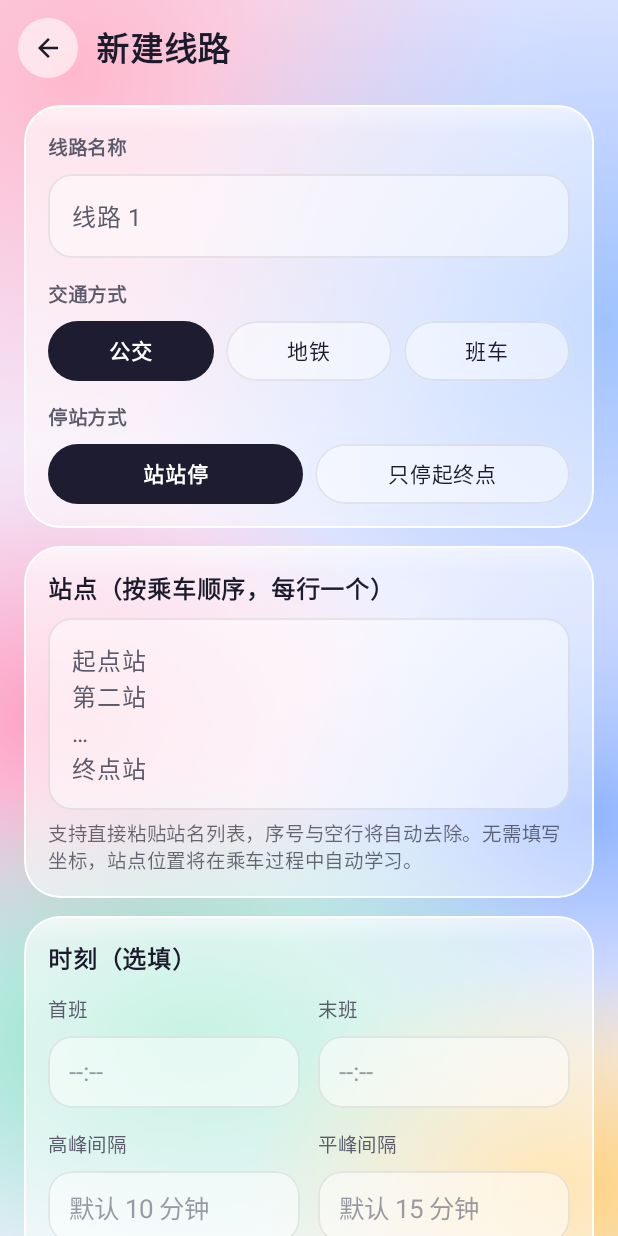
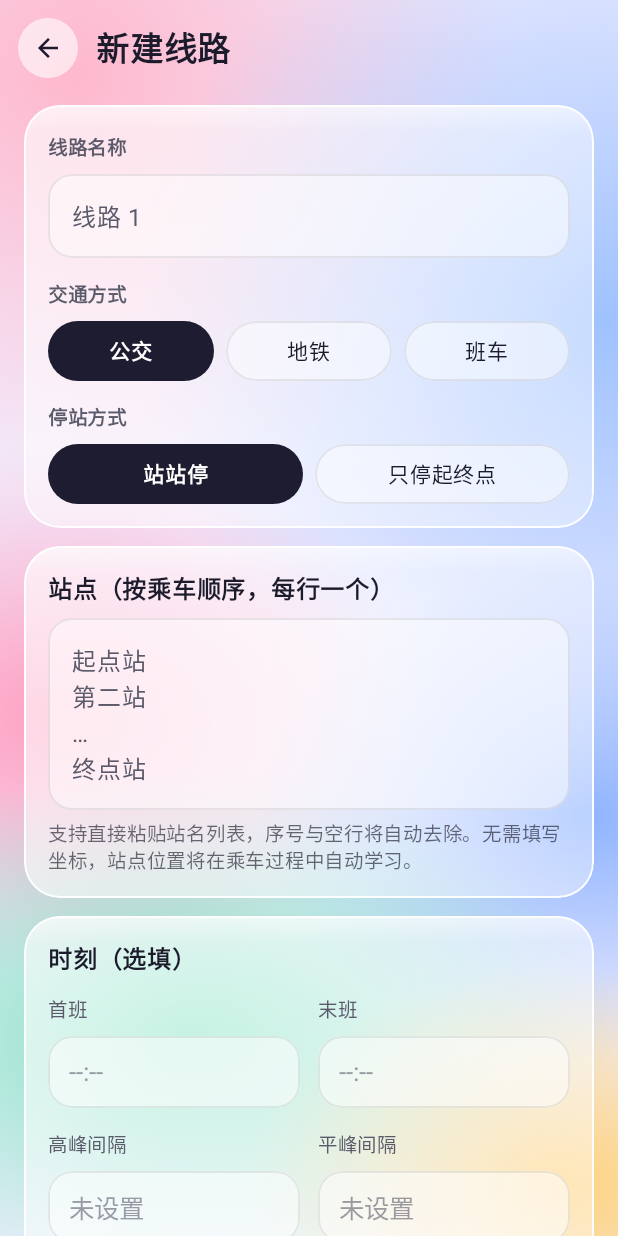
Before and after one commit to Invalided/CommuteCapsule, an Android app built with Jetpack Compose: the composable RouteBookScreen shown on its own in the app's theme, after a tap on "新建线路", on a phone screen of 412 x 824 dp. Run offline under Robolectric (Android 15) with nearby library versions, the phone set to English and light mode, and no system bars; pictures from the network do not load.

Commit message:
Correct timetable wording, serialize trip saving with route backfill, and document routes in README

```diff
--- a/app/src/main/java/com/busnotice/commute/ui/RouteBookUi.kt
+++ b/app/src/main/java/com/busnotice/commute/ui/RouteBookUi.kt
@@ -164,8 +164,7 @@ private fun scheduleText(r: RouteDef): String {
         s.departures.isNotEmpty() -> "固定发车 ${s.departures.size} 班"
         s.peakHeadwayMin > 0 && r.mode == Candidate.Type.SHUTTLE -> "每 ${s.peakHeadwayMin} 分钟一班"
         s.peakHeadwayMin > 0 -> "高峰每 ${s.peakHeadwayMin} 分钟一班"
-        RouteTiming.peak(r) > 0 -> "发车间隔按默认值估算"
-        else -> "时刻依据乘车记录学习"
+        else -> "未填写时刻信息"
     }
 }
 
@@ -300,9 +299,9 @@ private fun RouteNewPage(d: RouteDraft, onChange: (RouteDraft) -> Unit, onBack:
                             { onChange(d.copy(lastMin = -1)) }, Modifier.weight(1f).padding(start = 6.dp))
                     }
                     Row(Modifier.padding(top = 12.dp)) {
-                        PickBox("高峰间隔", d.peak.takeIf { it > 0 }?.let { "$it 分钟" }, "默认 ${RouteTiming.defaultPeak(d.mode)} 分钟", { pick = PickKind.PEAK },
+                        PickBox("高峰间隔", d.peak.takeIf { it > 0 }?.let { "$it 分钟" }, "未设置", { pick = PickKind.PEAK },
                             { onChange(d.copy(peak = 0)) }, Modifier.weight(1f).padding(end = 6.dp))
-                        PickBox("平峰间隔", d.offPeak.takeIf { it > 0 }?.let { "$it 分钟" }, "默认 ${(RouteTiming.defaultPeak(d.mode) * 3 + 1) / 2} 分钟", { pick = PickKind.OFF_PEAK },
+                        PickBox("平峰间隔", d.offPeak.takeIf { it > 0 }?.let { "$it 分钟" }, "未设置", { pick = PickKind.OFF_PEAK },
                             { onChange(d.copy(offPeak = 0)) }, Modifier.weight(1f).padding(start = 6.dp))
                     }
                 }
@@ -314,8 +313,8 @@ private fun RouteNewPage(d: RouteDraft, onChange: (RouteDraft) -> Unit, onBack:
                     }
                     GlassChip(false, { pick = PickKind.DEPARTURE }, "添加时刻")
                 }
-                Hint(if (shuttle) "填写始发站的发车时刻或发车间隔；两者均填写时以固定发车时刻为准。均未填写时仅依据乘车记录学习。"
-                    else "未设置时按默认值估算；填写固定发车时刻后以固定时刻为准。反向线路不沿用固定发车时刻。")
+                Hint(if (shuttle) "可填写始发站的发车时刻或发车间隔。当前版本仅保存时刻信息，提醒仍依据乘车记录学习。"
+                    else "地铁的发车间隔在无实时数据时用于估算候车时间，其余时刻信息当前版本仅保存。反向线路不沿用固定发车时刻。")
             }
         }
         item {
--- a/app/src/main/java/com/busnotice/commute/ui/TripEditor.kt
+++ b/app/src/main/java/com/busnotice/commute/ui/TripEditor.kt
@@ -218,8 +218,8 @@ fun saveTrip(ctx: android.content.Context, trip: Trip): Boolean {
         Toast.makeText(ctx, "至少添加一条线路", Toast.LENGTH_SHORT).show()
         return false
     }
-    val t = RouteLink.linkForSave(ctx, trip.copy(legs = legs))
-    TripStore.upsert(ctx, t); Scheduler.schedule(ctx, t)
+    val t = RouteLink.linkAndSave(ctx, trip.copy(legs = legs))
+    Scheduler.schedule(ctx, t)
     return true
 }
 
```
Also changed, not shown: app/src/main/java/com/busnotice/commute/RouteBook.kt (+13 -6 lines), 2 other files.
